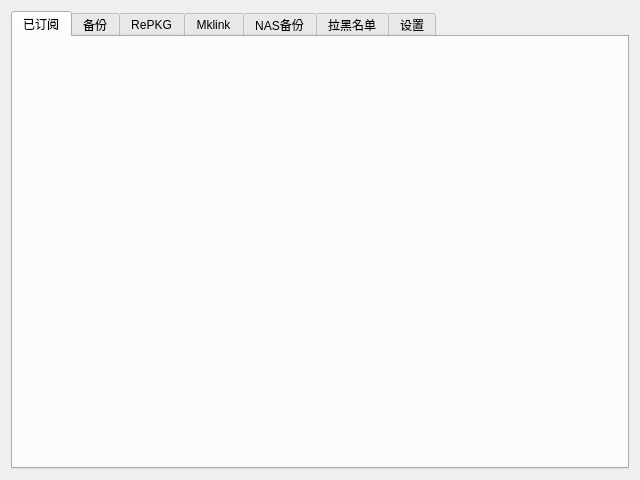
First picture: the form in widgets/main.ui, repository w703001848/Wallpaper_Engine_Tools, before the edit.
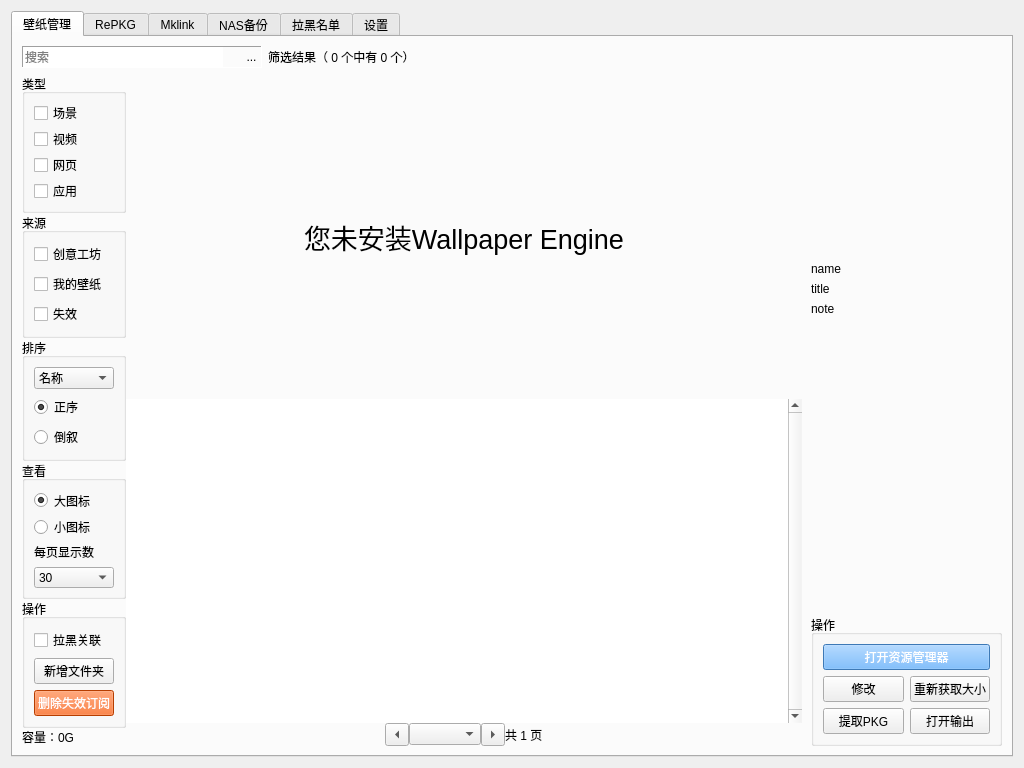
Second picture: the form after the edit. Icons and pictures are not drawn.

Commit message: modify 合并工坊界面、备份界面

Diff of the .ui file:
```diff
--- a/widgets/main.ui
+++ b/widgets/main.ui
@@ -9,14 +9,14 @@
    <rect>
     <x>0</x>
     <y>0</y>
-    <width>640</width>
-    <height>480</height>
+    <width>1024</width>
+    <height>768</height>
    </rect>
   </property>
   <property name="minimumSize">
    <size>
-    <width>640</width>
-    <height>480</height>
+    <width>1024</width>
+    <height>768</height>
    </size>
   </property>
   <property name="windowTitle">
@@ -34,15 +34,801 @@
      </property>
      <widget class="QWidget" name="tab_main">
       <attribute name="title">
-       <string>已订阅</string>
+       <string>壁纸管理</string>
       </attribute>
-      <layout class="QGridLayout" name="gridLayout_4"/>
-     </widget>
-     <widget class="QWidget" name="tab_backup">
-      <attribute name="title">
-       <string>备份</string>
-      </attribute>
-      <layout class="QGridLayout" name="gridLayout_2"/>
+      <layout class="QVBoxLayout" name="verticalLayout_4">
+       <item>
+        <layout class="QHBoxLayout" name="horizontalLayout_13">
+         <item>
+          <widget class="QFrame" name="frame">
+           <property name="frameShape">
+            <enum>QFrame::Shape::Panel</enum>
+           </property>
+           <property name="frameShadow">
+            <enum>QFrame::Shadow::Sunken</enum>
+           </property>
+           <layout class="QHBoxLayout" name="horizontalLayout_12">
+            <property name="spacing">
+             <number>0</number>
+            </property>
+            <property name="leftMargin">
+             <number>0</number>
+            </property>
+            <property name="topMargin">
+             <number>0</number>
+            </property>
+            <property name="rightMargin">
+             <number>0</number>
+            </property>
+            <property name="bottomMargin">
+             <number>0</number>
+            </property>
+            <item>
+             <widget class="QLineEdit" name="lineEdit_search">
+              <property name="sizePolicy">
+               <sizepolicy hsizetype="Preferred" vsizetype="Preferred">
+                <horstretch>0</horstretch>
+                <verstretch>0</verstretch>
+               </sizepolicy>
+              </property>
+              <property name="minimumSize">
+               <size>
+                <width>200</width>
+                <height>0</height>
+               </size>
+              </property>
+              <property name="text">
+               <string/>
+              </property>
+              <property name="frame">
+               <bool>false</bool>
+              </property>
+              <property name="placeholderText">
+               <string>搜索</string>
+              </property>
+             </widget>
+            </item>
+            <item>
+             <widget class="QToolButton" name="btn_clear">
+              <property name="styleSheet">
+               <string notr="true">border-style: outset;</string>
+              </property>
+              <property name="icon">
+               <iconset theme="edit-clear"/>
+              </property>
+             </widget>
+            </item>
+            <item>
+             <widget class="QToolButton" name="btn_search">
+              <property name="sizePolicy">
+               <sizepolicy hsizetype="Fixed" vsizetype="Fixed">
+                <horstretch>0</horstretch>
+                <verstretch>0</verstretch>
+               </sizepolicy>
+              </property>
+              <property name="styleSheet">
+               <string notr="true">border-style: outset;</string>
+              </property>
+              <property name="text">
+               <string>...</string>
+              </property>
+              <property name="icon">
+               <iconset theme="edit-find"/>
+              </property>
+             </widget>
+            </item>
+           </layout>
+          </widget>
+         </item>
+         <item>
+          <widget class="QLabel" name="label_filter">
+           <property name="text">
+            <string>筛选结果（ 0 个中有 0 个）</string>
+           </property>
+          </widget>
+         </item>
+         <item>
+          <spacer name="horizontalSpacer_4">
+           <property name="orientation">
+            <enum>Qt::Orientation::Horizontal</enum>
+           </property>
+           <property name="sizeHint" stdset="0">
+            <size>
+             <width>40</width>
+             <height>20</height>
+            </size>
+           </property>
+          </spacer>
+         </item>
+        </layout>
+       </item>
+       <item>
+        <layout class="QHBoxLayout" name="horizontalLayout_14">
+         <property name="spacing">
+          <number>0</number>
+         </property>
+         <item>
+          <layout class="QVBoxLayout" name="verticalLayout_8">
+           <item>
+            <widget class="QGroupBox" name="groupBox_2">
+             <property name="title">
+              <string>类型</string>
+             </property>
+             <layout class="QVBoxLayout" name="verticalLayout_9">
+              <item>
+               <widget class="QCheckBox" name="checkBox_scene">
+                <property name="minimumSize">
+                 <size>
+                  <width>40</width>
+                  <height>0</height>
+                 </size>
+                </property>
+                <property name="maximumSize">
+                 <size>
+                  <width>50</width>
+                  <height>16777215</height>
+                 </size>
+                </property>
+                <property name="text">
+                 <string>场景</string>
+                </property>
+                <attribute name="buttonGroup">
+                 <string notr="true">buttonGroup_type</string>
+                </attribute>
+               </widget>
+              </item>
+              <item>
+               <widget class="QCheckBox" name="checkBox_video">
+                <property name="minimumSize">
+                 <size>
+                  <width>40</width>
+                  <height>0</height>
+                 </size>
+                </property>
+                <property name="maximumSize">
+                 <size>
+                  <width>50</width>
+                  <height>16777215</height>
+                 </size>
+                </property>
+                <property name="text">
+                 <string>视频</string>
+                </property>
+                <property name="checked">
+                 <bool>false</bool>
+                </property>
+                <attribute name="buttonGroup">
+                 <string notr="true">buttonGroup_type</string>
+                </attribute>
+               </widget>
+              </item>
+              <item>
+               <widget class="QCheckBox" name="checkBox_web">
+                <property name="minimumSize">
+                 <size>
+                  <width>40</width>
+                  <height>0</height>
+                 </size>
+                </property>
+                <property name="maximumSize">
+                 <size>
+                  <width>50</width>
+                  <height>16777215</height>
+                 </size>
+                </property>
+                <property name="text">
+                 <string>网页</string>
+                </property>
+                <property name="checked">
+                 <bool>false</bool>
+                </property>
+                <attribute name="buttonGroup">
+                 <string notr="true">buttonGroup_type</string>
+                </attribute>
+               </widget>
+              </item>
+              <item>
+               <widget class="QCheckBox" name="checkBox_application">
+                <property name="minimumSize">
+                 <size>
+                  <width>40</width>
+                  <height>0</height>
+                 </size>
+                </property>
+                <property name="maximumSize">
+                 <size>
+                  <width>50</width>
+                  <height>16777215</height>
+                 </size>
+                </property>
+                <property name="text">
+                 <string>应用</string>
+                </property>
+                <property name="checked">
+                 <bool>false</bool>
+                </property>
+                <attribute name="buttonGroup">
+                 <string notr="true">buttonGroup_type</string>
+                </attribute>
+               </widget>
+              </item>
+             </layout>
+            </widget>
+           </item>
+           <item>
+            <widget class="QGroupBox" name="groupBox_4">
+             <property name="title">
+              <string>来源</string>
+             </property>
+             <layout class="QVBoxLayout" name="verticalLayout_10">
+              <item>
+               <widget class="QCheckBox" name="checkBox_wallpaper">
+                <property name="text">
+                 <string>创意工坊</string>
+                </property>
+                <attribute name="buttonGroup">
+                 <string notr="true">buttonGroup_source</string>
+                </attribute>
+               </widget>
+              </item>
+              <item>
+               <widget class="QCheckBox" name="checkBox_backup">
+                <property name="text">
+                 <string>我的壁纸</string>
+                </property>
+                <attribute name="buttonGroup">
+                 <string notr="true">buttonGroup_source</string>
+                </attribute>
+               </widget>
+              </item>
+              <item>
+               <widget class="QCheckBox" name="checkBox_invalid">
+                <property name="minimumSize">
+                 <size>
+                  <width>40</width>
+                  <height>0</height>
+                 </size>
+                </property>
+                <property name="maximumSize">
+                 <size>
+                  <width>50</width>
+                  <height>16777215</height>
+                 </size>
+                </property>
+                <property name="text">
+                 <string>失效</string>
+                </property>
+                <attribute name="buttonGroup">
+                 <string notr="true">buttonGroup_source</string>
+                </attribute>
+               </widget>
+              </item>
+             </layout>
+            </widget>
+           </item>
+           <item>
+            <widget class="QGroupBox" name="groupBox_7">
+             <property name="title">
+              <string>排序</string>
+             </property>
+             <layout class="QVBoxLayout" name="verticalLayout_16">
+              <item>
+               <widget class="QComboBox" name="comboBox_sort">
+                <property name="sizePolicy">
+                 <sizepolicy hsizetype="Preferred" vsizetype="Fixed">
+                  <horstretch>0</horstretch>
+                  <verstretch>0</verstretch>
+                 </sizepolicy>
+                </property>
+                <property name="currentIndex">
+                 <number>0</number>
+                </property>
+                <item>
+                 <property name="text">
+                  <string>名称</string>
+                 </property>
+                </item>
+                <item>
+                 <property name="text">
+                  <string>评级</string>
+                 </property>
+                </item>
+                <item>
+                 <property name="text">
+                  <string>收藏</string>
+                 </property>
+                </item>
+                <item>
+                 <property name="text">
+                  <string>文件大小</string>
+                 </property>
+                </item>
+                <item>
+                 <property name="text">
+                  <string>订阅日期</string>
+                 </property>
+                </item>
+                <item>
+                 <property name="text">
+                  <string>最近更新</string>
+                 </property>
+                </item>
+               </widget>
+              </item>
+              <item>
+               <widget class="QRadioButton" name="radioButton_positive">
+                <property name="text">
+                 <string>正序</string>
+                </property>
+                <property name="checked">
+                 <bool>true</bool>
+                </property>
+                <attribute name="buttonGroup">
+                 <string notr="true">buttonGroup_sort</string>
+                </attribute>
+               </widget>
+              </item>
+              <item>
+               <widget class="QRadioButton" name="radioButton_reverse">
+                <property name="text">
+                 <string>倒叙</string>
+                </property>
+                <attribute name="buttonGroup">
+                 <string notr="true">buttonGroup_sort</string>
+                </attribute>
+               </widget>
+              </item>
+             </layout>
+            </widget>
+           </item>
+           <item>
+            <widget class="QGroupBox" name="groupBox_5">
+             <property name="title">
+              <string>查看</string>
+             </property>
+             <layout class="QVBoxLayout" name="verticalLayout_14">
+              <item>
+               <widget class="QRadioButton" name="radioButton_big">
+                <property name="text">
+                 <string>大图标</string>
+                </property>
+                <property name="checked">
+                 <bool>true</bool>
+                </property>
+                <attribute name="buttonGroup">
+                 <string notr="true">buttonGroup_img</string>
+                </attribute>
+               </widget>
+              </item>
+              <item>
+               <widget class="QRadioButton" name="radioButton_small">
+                <property name="text">
+                 <string>小图标</string>
+                </property>
+                <attribute name="buttonGroup">
+                 <string notr="true">buttonGroup_img</string>
+                </attribute>
+               </widget>
+              </item>
+              <item>
+               <widget class="QLabel" name="label_10">
+                <property name="text">
+                 <string>每页显示数</string>
+                </property>
+               </widget>
+              </item>
+              <item>
+               <widget class="QComboBox" name="comboBox_size">
+                <property name="currentIndex">
+                 <number>2</number>
+                </property>
+                <item>
+                 <property name="text">
+                  <string>10</string>
+                 </property>
+                </item>
+                <item>
+                 <property name="text">
+                  <string>20</string>
+                 </property>
+                </item>
+                <item>
+                 <property name="text">
+                  <string>30</string>
+                 </property>
+                </item>
+                <item>
+                 <property name="text">
+                  <string>50</string>
+                 </property>
+                </item>
+               </widget>
+              </item>
+             </layout>
+            </widget>
+           </item>
+           <item>
+            <widget class="QGroupBox" name="groupBox_3">
+             <property name="title">
+              <string>操作</string>
+             </property>
+             <layout class="QVBoxLayout" name="verticalLayout_11">
+              <item>
+               <widget class="QCheckBox" name="checkBox_authorblock">
+                <property name="text">
+                 <string>拉黑关联</string>
+                </property>
+               </widget>
+              </item>
+              <item>
+               <widget class="QPushButton" name="btn_dir_new">
+                <property name="text">
+                 <string>新增文件夹</string>
+                </property>
+               </widget>
+              </item>
+              <item>
+               <widget class="QPushButton" name="btn_invalid">
+                <property name="styleSheet">
+                 <string notr="true">color: rgb(255, 255, 255);
+background-color: rgb(255, 85, 0);</string>
+                </property>
+                <property name="text">
+                 <string>删除失效订阅</string>
+                </property>
+                <property name="checkable">
+                 <bool>false</bool>
+                </property>
+                <property name="autoDefault">
+                 <bool>false</bool>
+                </property>
+                <property name="default">
+                 <bool>false</bool>
+                </property>
+                <property name="flat">
+                 <bool>false</bool>
+                </property>
+               </widget>
+              </item>
+             </layout>
+            </widget>
+           </item>
+           <item>
+            <spacer name="verticalSpacer_2">
+             <property name="orientation">
+              <enum>Qt::Orientation::Vertical</enum>
+             </property>
+             <property name="sizeHint" stdset="0">
+              <size>
+               <width>20</width>
+               <height>22</height>
+              </size>
+             </property>
+            </spacer>
+           </item>
+           <item>
+            <widget class="QLabel" name="label_capacity">
+             <property name="text">
+              <string>容量：0G</string>
+             </property>
+            </widget>
+           </item>
+          </layout>
+         </item>
+         <item>
+          <layout class="QVBoxLayout" name="verticalLayout_main">
+           <property name="spacing">
+            <number>0</number>
+           </property>
+           <item>
+            <widget class="QLabel" name="label_error">
+             <property name="sizePolicy">
+              <sizepolicy hsizetype="Expanding" vsizetype="Expanding">
+               <horstretch>0</horstretch>
+               <verstretch>0</verstretch>
+              </sizepolicy>
+             </property>
+             <property name="font">
+              <font>
+               <pointsize>20</pointsize>
+               <bold>false</bold>
+              </font>
+             </property>
+             <property name="text">
+              <string>您未安装Wallpaper Engine</string>
+             </property>
+             <property name="scaledContents">
+              <bool>false</bool>
+             </property>
+             <property name="alignment">
+              <set>Qt::AlignmentFlag::AlignCenter</set>
+             </property>
+            </widget>
+           </item>
+           <item>
+            <widget class="QTableWidget" name="tableWidget_main">
+             <property name="frameShape">
+              <enum>QFrame::Shape::NoFrame</enum>
+             </property>
+             <property name="verticalScrollBarPolicy">
+              <enum>Qt::ScrollBarPolicy::ScrollBarAlwaysOn</enum>
+             </property>
+             <property name="gridStyle">
+              <enum>Qt::PenStyle::SolidLine</enum>
+             </property>
+             <attribute name="horizontalHeaderVisible">
+              <bool>false</bool>
+             </attribute>
+             <attribute name="verticalHeaderVisible">
+              <bool>false</bool>
+             </attribute>
+            </widget>
+           </item>
+           <item>
+            <layout class="QHBoxLayout" name="horizontalLayout_page">
+             <item>
+              <spacer name="horizontalSpacer">
+               <property name="orientation">
+                <enum>Qt::Orientation::Horizontal</enum>
+               </property>
+               <property name="sizeHint" stdset="0">
+                <size>
+                 <width>40</width>
+                 <height>20</height>
+                </size>
+               </property>
+              </spacer>
+             </item>
+             <item>
+              <widget class="QToolButton" name="btn_left">
+               <property name="sizePolicy">
+                <sizepolicy hsizetype="Fixed" vsizetype="Preferred">
+                 <horstretch>0</horstretch>
+                 <verstretch>0</verstretch>
+                </sizepolicy>
+               </property>
+               <property name="popupMode">
+                <enum>QToolButton::ToolButtonPopupMode::DelayedPopup</enum>
+               </property>
+               <property name="arrowType">
+                <enum>Qt::ArrowType::LeftArrow</enum>
+               </property>
+               <attribute name="buttonGroup">
+                <string notr="true">buttonGroup_page</string>
+               </attribute>
+              </widget>
+             </item>
+             <item>
+              <widget class="QComboBox" name="comboBox_page">
+               <property name="sizePolicy">
+                <sizepolicy hsizetype="Minimum" vsizetype="Fixed">
+                 <horstretch>0</horstretch>
+                 <verstretch>0</verstretch>
+                </sizepolicy>
+               </property>
+              </widget>
+             </item>
+             <item>
+              <widget class="QToolButton" name="btn_right">
+               <property name="sizePolicy">
+                <sizepolicy hsizetype="Fixed" vsizetype="Preferred">
+                 <horstretch>0</horstretch>
+                 <verstretch>0</verstretch>
+                </sizepolicy>
+               </property>
+               <property name="arrowType">
+                <enum>Qt::ArrowType::RightArrow</enum>
+               </property>
+               <attribute name="buttonGroup">
+                <string notr="true">buttonGroup_page</string>
+               </attribute>
+              </widget>
+             </item>
+             <item>
+              <widget class="QLabel" name="label_page">
+               <property name="text">
+                <string>共 1 页</string>
+               </property>
+              </widget>
+             </item>
+             <item>
+              <spacer name="horizontalSpacer_3">
+               <property name="orientation">
+                <enum>Qt::Orientation::Horizontal</enum>
+               </property>
+               <property name="sizeHint" stdset="0">
+                <size>
+                 <width>40</width>
+                 <height>20</height>
+                </size>
+               </property>
+              </spacer>
+             </item>
+            </layout>
+           </item>
+          </layout>
+         </item>
+         <item>
+          <widget class="QWidget" name="widget_info" native="true">
+           <property name="minimumSize">
+            <size>
+             <width>200</width>
+             <height>0</height>
+            </size>
+           </property>
+           <property name="maximumSize">
+            <size>
+             <width>200</width>
+             <height>16777215</height>
+            </size>
+           </property>
+           <layout class="QVBoxLayout" name="verticalLayout_12">
+            <property name="topMargin">
+             <number>0</number>
+            </property>
+            <property name="rightMargin">
+             <number>0</number>
+            </property>
+            <property name="bottomMargin">
+             <number>0</number>
+            </property>
+            <item>
+             <widget class="QLabel" name="label_img">
+              <property name="minimumSize">
+               <size>
+                <width>182</width>
+                <height>182</height>
+               </size>
+              </property>
+              <property name="maximumSize">
+               <size>
+                <width>182</width>
+                <height>182</height>
+               </size>
+              </property>
+              <property name="text">
+               <string/>
+              </property>
+              <property name="pixmap">
+               <pixmap>D:/Pictures/头像/38519042.jpg</pixmap>
+              </property>
+              <property name="scaledContents">
+               <bool>true</bool>
+              </property>
+             </widget>
+            </item>
+            <item>
+             <widget class="QLabel" name="label_name">
+              <property name="text">
+               <string>name</string>
+              </property>
+             </widget>
+            </item>
+            <item>
+             <widget class="QLabel" name="label_title">
+              <property name="text">
+               <string>title</string>
+              </property>
+             </widget>
+            </item>
+            <item>
+             <widget class="QLabel" name="label_note">
+              <property name="text">
+               <string>note</string>
+              </property>
+             </widget>
+            </item>
+            <item>
+             <spacer name="verticalSpacer_3">
+              <property name="orientation">
+               <enum>Qt::Orientation::Vertical</enum>
+              </property>
+              <property name="sizeHint" stdset="0">
+               <size>
+                <width>20</width>
+                <height>0</height>
+               </size>
+              </property>
+             </spacer>
+            </item>
+            <item>
+             <widget class="QGroupBox" name="groupBox_6">
+              <property name="title">
+               <string>操作</string>
+              </property>
+              <layout class="QVBoxLayout" name="verticalLayout_13">
+               <item>
+                <widget class="QPushButton" name="btn_open">
+                 <property name="minimumSize">
+                  <size>
+                   <width>0</width>
+                   <height>0</height>
+                  </size>
+                 </property>
+                 <property name="maximumSize">
+                  <size>
+                   <width>16777215</width>
+                   <height>16777215</height>
+                  </size>
+                 </property>
+                 <property name="styleSheet">
+                  <string notr="true">color: rgb(255, 255, 255);
+background-color: rgb(85, 170, 255);</string>
+                 </property>
+                 <property name="text">
+                  <string>打开资源管理器</string>
+                 </property>
+                </widget>
+               </item>
+               <item>
+                <layout class="QHBoxLayout" name="horizontalLayout_15">
+                 <item>
+                  <widget class="QPushButton" name="btn_edit">
+                   <property name="minimumSize">
+                    <size>
+                     <width>0</width>
+                     <height>0</height>
+                    </size>
+                   </property>
+                   <property name="maximumSize">
+                    <size>
+                     <width>16777215</width>
+                     <height>16777215</height>
+                    </size>
+                   </property>
+                   <property name="text">
+                    <string>修改</string>
+                   </property>
+                  </widget>
+                 </item>
+                 <item>
+                  <widget class="QPushButton" name="btn_capacity">
+                   <property name="text">
+                    <string>重新获取大小</string>
+                   </property>
+                  </widget>
+                 </item>
+                </layout>
+               </item>
+               <item>
+                <layout class="QHBoxLayout" name="horizontalLayout_16">
+                 <item>
+                  <widget class="QPushButton" name="btn_repkg_file">
+                   <property name="minimumSize">
+                    <size>
+                     <width>0</width>
+                     <height>0</height>
+                    </size>
+                   </property>
+                   <property name="text">
+                    <string>提取PKG</string>
+                   </property>
+                  </widget>
+                 </item>
+                 <item>
+                  <widget class="QPushButton" name="btn_open_dir">
+                   <property name="minimumSize">
+                    <size>
+                     <width>0</width>
+                     <height>0</height>
+                    </size>
+                   </property>
+                   <property name="text">
+                    <string>打开输出</string>
+                   </property>
+                  </widget>
+                 </item>
+                </layout>
+               </item>
+              </layout>
+             </widget>
+            </item>
+           </layout>
+          </widget>
+         </item>
+        </layout>
+       </item>
+      </layout>
      </widget>
      <widget class="QWidget" name="tab_repkg">
       <attribute name="title">
```
Left out of the diff: 94 changed lines with no effect on the pictures. The commit also changes 7 other files.
